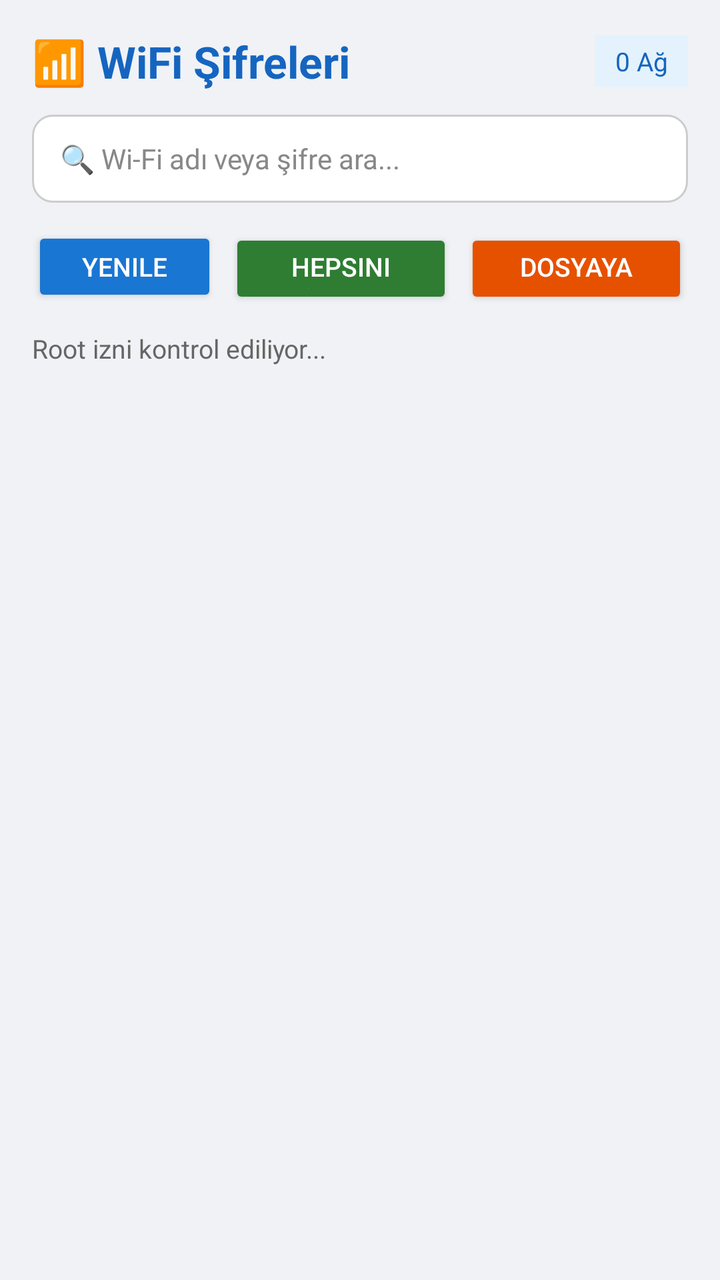
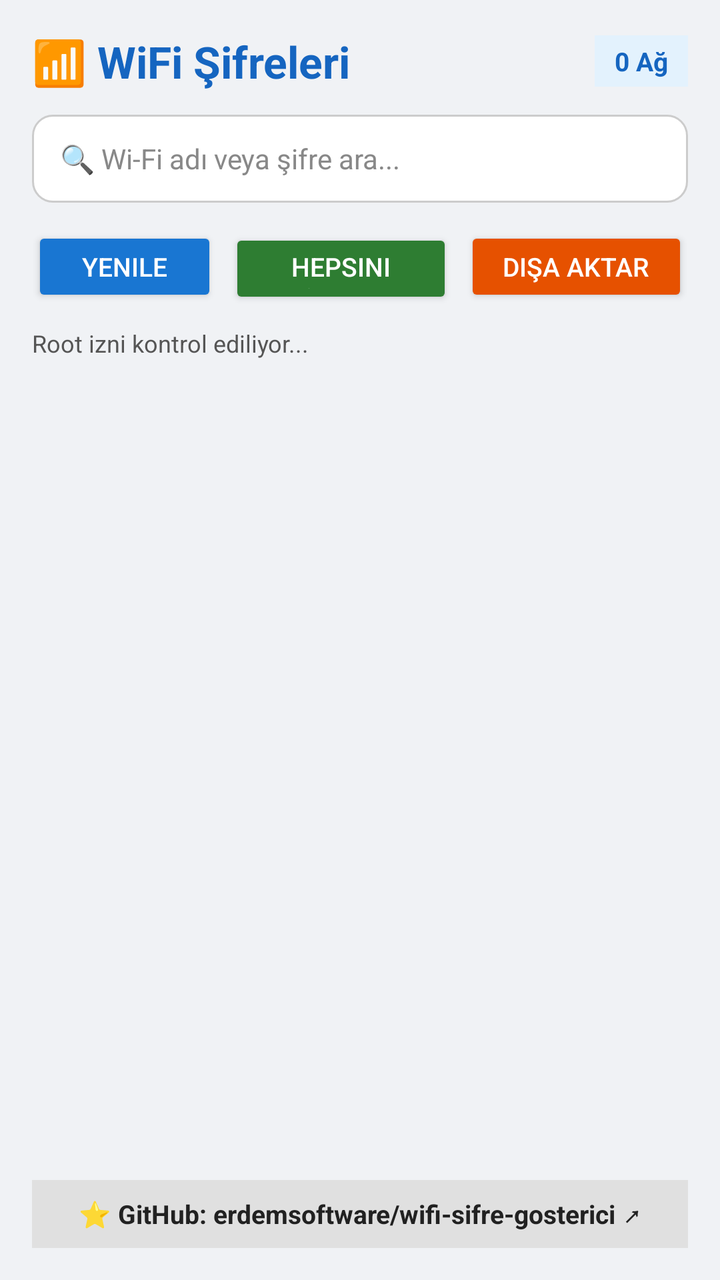

Compare the two renders of this Android layout. The source of the first and the diff that turns it into the second are given below.
<!-- AndroidManifest.xml: application theme android:Theme.Material.Light.NoActionBar -->
<!-- res/layout/activity_main.xml -->
<?xml version="1.0" encoding="utf-8"?>
<LinearLayout xmlns:android="http://schemas.android.com/apk/res/android"
    android:layout_width="match_parent"
    android:layout_height="match_parent"
    android:orientation="vertical"
    android:background="#F0F2F5"
    android:padding="16dp">

    
    <LinearLayout
        android:layout_width="match_parent"
        android:layout_height="wrap_content"
        android:orientation="horizontal"
        android:gravity="center_vertical"
        android:layout_marginBottom="12dp">

        <TextView
            android:layout_width="0dp"
            android:layout_height="wrap_content"
            android:layout_weight="1"
            android:text="📶 WiFi Şifreleri"
            android:textSize="22sp"
            android:textStyle="bold"
            android:textColor="#1565C0" />

        <TextView
            android:id="@+id/tvCount"
            android:layout_width="wrap_content"
            android:layout_height="wrap_content"
            android:text="0 Ağ"
            android:textSize="13sp"
            android:textColor="#1565C0"
            android:background="#E3F2FD"
            android:paddingLeft="10dp"
            android:paddingRight="10dp"
            android:paddingTop="4dp"
            android:paddingBottom="4dp" />
    </LinearLayout>

    
    <EditText
        android:id="@+id/etSearch"
        android:layout_width="match_parent"
        android:layout_height="44dp"
        android:hint="🔍 Wi-Fi adı veya şifre ara..."
        android:background="@drawable/search_bg"
        android:paddingLeft="14dp"
        android:paddingRight="14dp"
        android:textSize="14sp"
        android:textColor="#212121"
        android:textColorHint="#888888"
        android:singleLine="true"
        android:layout_marginBottom="12dp" />

    
    <LinearLayout
        android:layout_width="match_parent"
        android:layout_height="wrap_content"
        android:orientation="horizontal"
        android:layout_marginBottom="12dp">

        <Button
            android:id="@+id/btnRefresh"
            android:layout_width="0dp"
            android:layout_height="40dp"
            android:layout_weight="1"
            android:text="Yenile"
            android:textSize="13sp"
            android:backgroundTint="#1976D2"
            android:textColor="#FFFFFF" />

        <Space
            android:layout_width="6dp"
            android:layout_height="wrap_content" />

        <Button
            android:id="@+id/btnCopyAll"
            android:layout_width="0dp"
            android:layout_height="40dp"
            android:layout_weight="1.2"
            android:text="Hepsini Kopyala"
            android:textSize="13sp"
            android:backgroundTint="#2E7D32"
            android:textColor="#FFFFFF" />

        <Space
            android:layout_width="6dp"
            android:layout_height="wrap_content" />

        <Button
            android:id="@+id/btnExport"
            android:layout_width="0dp"
            android:layout_height="40dp"
            android:layout_weight="1.2"
            android:text="Dosyaya Aktar"
            android:textSize="13sp"
            android:backgroundTint="#E65100"
            android:textColor="#FFFFFF" />
    </LinearLayout>

    <TextView
        android:id="@+id/tvStatus"
        android:layout_width="match_parent"
        android:layout_height="wrap_content"
        android:text="Root izni kontrol ediliyor..."
        android:textSize="13sp"
        android:textColor="#666666"
        android:layout_marginBottom="8dp" />

    
    <ListView
        android:id="@+id/listView"
        android:layout_width="match_parent"
        android:layout_height="0dp"
        android:layout_weight="1"
        android:divider="@null"
        android:dividerHeight="10dp" />
</LinearLayout>
<!-- resources referenced by this layout -->
<resources>
  <!-- drawable search_bg (drawable) -->
  <?xml version="1.0" encoding="utf-8"?>
  <shape xmlns:android="http://schemas.android.com/apk/res/android">
      <solid android:color="#FFFFFF" />
      <corners android:radius="10dp" />
      <stroke android:width="1dp" android:color="#CCCCCC" />
  </shape>
</resources>

<!-- the commit's change to res/layout/activity_main.xml (unified diff, before → after) -->
@@ -29,6 +29,7 @@
             android:layout_height="wrap_content"
             android:text="0 Ağ"
             android:textSize="13sp"
+            android:textStyle="bold"
             android:textColor="#1565C0"
             android:background="#E3F2FD"
             android:paddingLeft="10dp"
@@ -57,7 +58,7 @@
         android:layout_width="match_parent"
         android:layout_height="wrap_content"
         android:orientation="horizontal"
-        android:layout_marginBottom="12dp">
+        android:layout_marginBottom="10dp">
 
         <Button
             android:id="@+id/btnRefresh"
@@ -92,19 +93,20 @@
             android:layout_width="0dp"
             android:layout_height="40dp"
             android:layout_weight="1.2"
-            android:text="Dosyaya Aktar"
+            android:text="Dışa Aktar"
             android:textSize="13sp"
             android:backgroundTint="#E65100"
             android:textColor="#FFFFFF" />
     </LinearLayout>
 
+    
     <TextView
         android:id="@+id/tvStatus"
         android:layout_width="match_parent"
         android:layout_height="wrap_content"
         android:text="Root izni kontrol ediliyor..."
-        android:textSize="13sp"
-        android:textColor="#666666"
+        android:textSize="12sp"
+        android:textColor="#555555"
         android:layout_marginBottom="8dp" />
 
     
@@ -115,4 +117,27 @@
         android:layout_weight="1"
         android:divider="@null"
         android:dividerHeight="10dp" />
+
+    
+    <LinearLayout
+        android:id="@+id/layoutGithub"
+        android:layout_width="match_parent"
+        android:layout_height="wrap_content"
+        android:orientation="horizontal"
+        android:gravity="center"
+        android:background="#E0E0E0"
+        android:paddingTop="8dp"
+        android:paddingBottom="8dp"
+        android:layout_marginTop="8dp"
+        android:clickable="true"
+        android:focusable="true">
+
+        <TextView
+            android:layout_width="wrap_content"
+            android:layout_height="wrap_content"
+            android:text="⭐ GitHub: erdemsoftware/wifi-sifre-gosterici ↗"
+            android:textSize="13sp"
+            android:textStyle="bold"
+            android:textColor="#212121" />
+    </LinearLayout>
 </LinearLayout>
